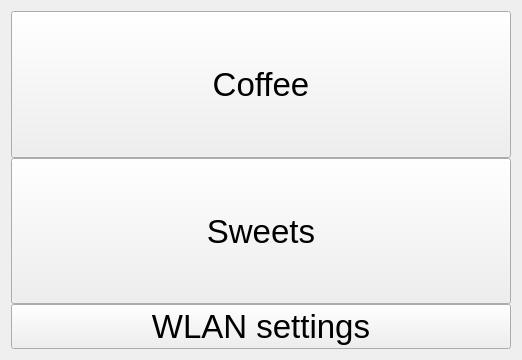
Old version of the form TallyOnRaspberry/coffesweetsscann.ui in the repository Deltachi/Tally_Teamproject.
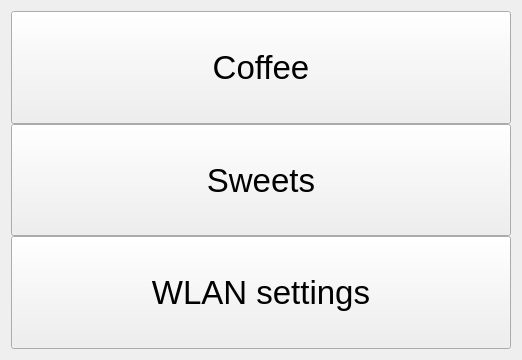
New version of the form.

```diff
--- a/TallyOnRaspberry/coffesweetsscann.ui
+++ b/TallyOnRaspberry/coffesweetsscann.ui
@@ -17,7 +17,7 @@
    <item row="0" column="0">
     <layout class="QHBoxLayout" name="horizontalLayout" stretch="1,1">
      <item>
-      <layout class="QVBoxLayout" name="verticalLayout" stretch="1,1,0">
+      <layout class="QVBoxLayout" name="verticalLayout" stretch="1,1,1">
        <property name="spacing">
         <number>0</number>
        </property>
```
